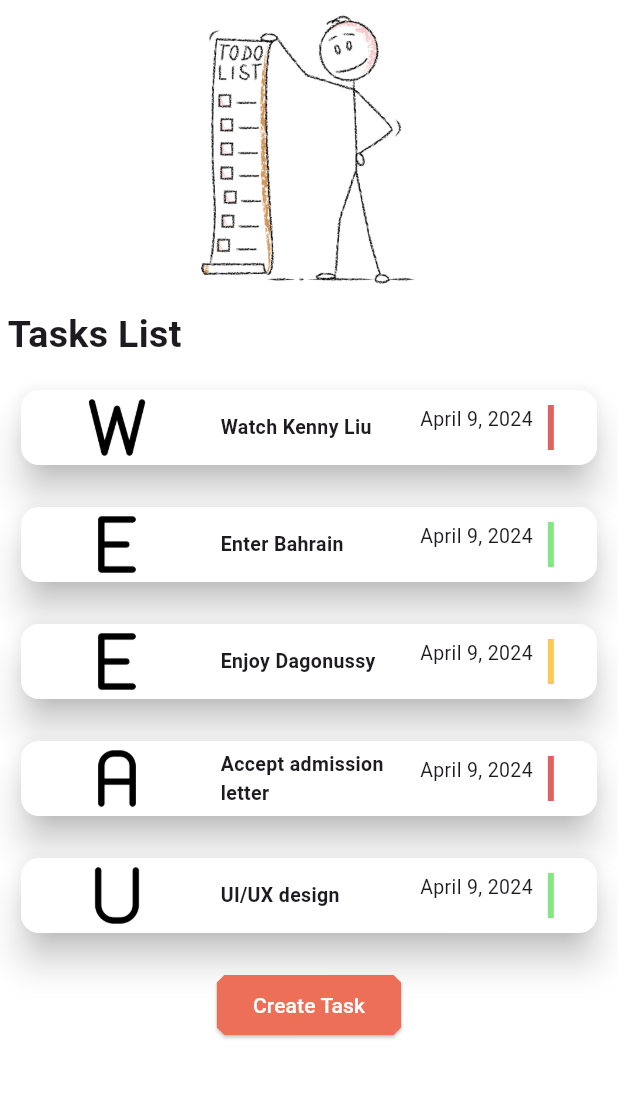
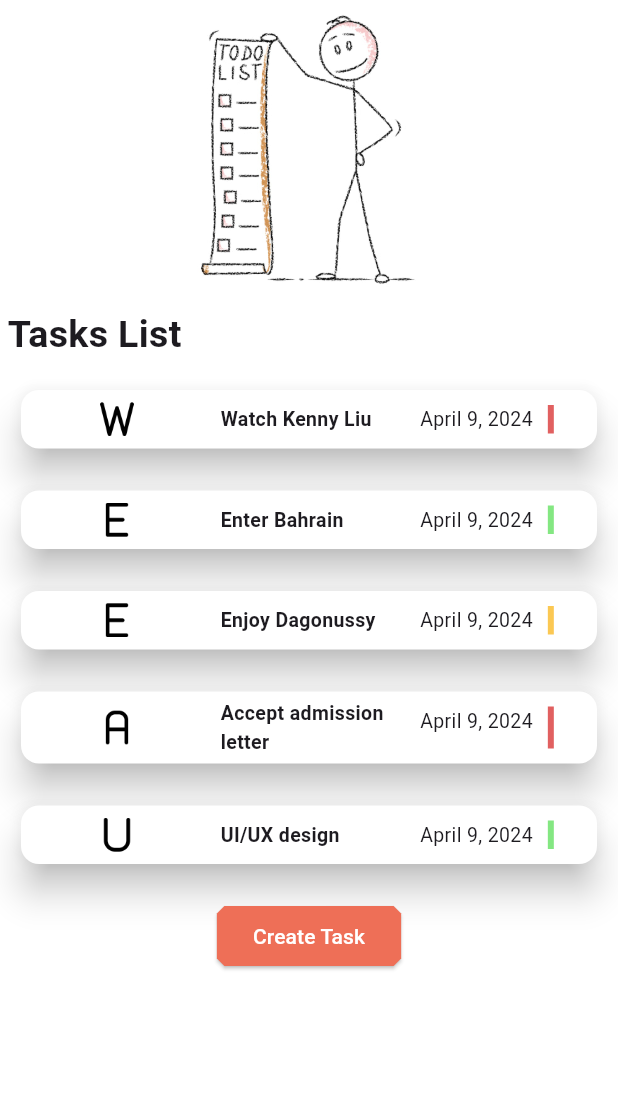
Before and after one commit to SandyBridge101/2023-project-phase-mobile-tasks, a Flutter app: the screen it shows after launch, on a phone screen of 412 x 824 dp, the part 84-1183 px from its top. Run offline on Flutter 3.47's test engine with Material 3 defaults, Android fonts, the phone set to English and light mode, and no system bars.

Commit message:
Layout UI screenshots

```diff
--- a/on-boarding/todo_list/lib/features/presentation/todo_list.dart
+++ b/on-boarding/todo_list/lib/features/presentation/todo_list.dart
@@ -125,8 +125,8 @@ Widget _task_card(String title,String date,String icon_path,Color status){
           children:<Widget> [
             Expanded(
                 child:Container(
-                  width: 50,
-                  height: 50,
+                  width: 30,
+                  height: 30,
                   child: Image(
                     image: AssetImage(icon_path),
                   ),
```
Also changed, not shown: on-boarding/add_task/img_1.png (added), on-boarding/add_task/img_2.png (added), on-boarding/todo_list/img_1.png (added), on-boarding/todo_list/img_2.png (added), 2 other files.
